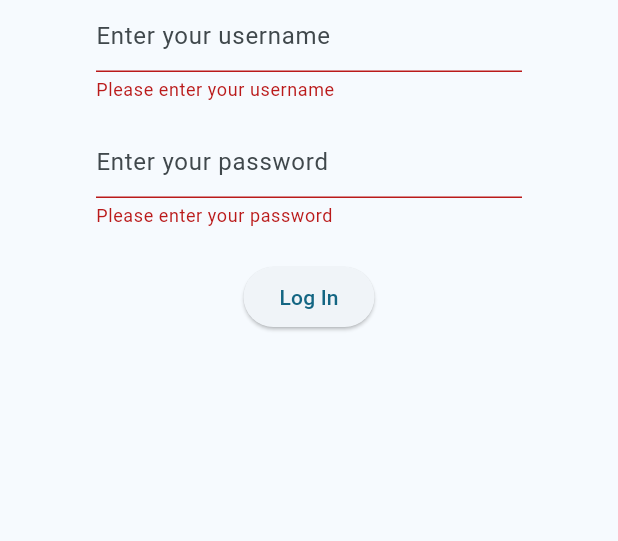
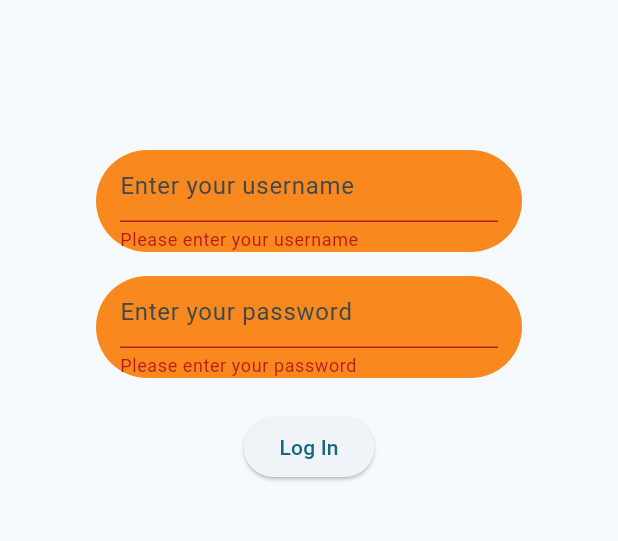
Before and after one commit to arguellesdev/buqui_burger, a Flutter app: the SignInForm screen opened by its route, after a tap on "Log In", on a phone screen of 412 x 824 dp, the part 84-625 px from its top. Run offline on Flutter 3.47's test engine with Material 3 defaults, Android fonts, the phone set to English and light mode, and no system bars; our stand-ins replace go_router; network calls fail.

Commit message:
changes in sign in screen, images are in trouble

```diff
--- /dev/null
+++ b/lib/src/assets/space_sized_box.dart
@@ -0,0 +1,63 @@
+import 'package:flutter/material.dart';
+
+class MyHorizontalSpaceBox extends StatelessWidget {
+  final double width;
+  final double height;
+  final Color color;
+
+  const MyHorizontalSpaceBox(
+      {super.key,
+      required this.height,
+      required this.width,
+      this.color = Colors.transparent});
+
+  @override
+  Widget build(BuildContext context) {
+    return Container(
+      width: width,
+      height: height,
+      color: Colors.transparent,
+    );
+  }
+}
+
+class MyVerticalSpaceBox extends StatelessWidget {
+  final double height;
+  final Color color;
+
+  const MyVerticalSpaceBox(
+      {super.key, required this.height, this.color = Colors.white});
+
+  @override
+  Widget build(BuildContext context) {
+    return Container(
+      height: height,
+      color: Colors.transparent,
+    );
+  }
+}
+
+class MyFillBox extends StatelessWidget {
+  const MyFillBox({super.key});
+
+  @override
+  Widget build(BuildContext context) {
+    return Container(
+      decoration: BoxDecoration(
+        borderRadius: const BorderRadius.all(Radius.circular(55.0)),
+        boxShadow: [
+          BoxShadow(
+            color: Colors.grey.withOpacity(0.8),
+            offset: const Offset(4.0, 4.0),
+            blurRadius: 12.0,
+            spreadRadius: -2.0,
+          ),
+        ],
+        border: Border.all(
+          color: Colors.grey,
+          width: 2.0,
+        ),
+      ),
+    );
+  }
+}
--- /dev/null
+++ b/lib/src/assets/text_forms_assets.dart
@@ -0,0 +1,90 @@
+import 'package:buqui_burgers/src/assets/space_sized_box.dart';
+import 'package:flutter/material.dart';
+
+class SignInFields extends StatefulWidget {
+  const SignInFields({super.key});
+
+  @override
+  State<SignInFields> createState() => _SignInFieldsState();
+}
+
+class _SignInFieldsState extends State<SignInFields> {
+  final _nameController = TextEditingController();
+
+  @override
+  void dispose() {
+    _nameController.dispose();
+    super.dispose();
+  }
+
+  @override
+  Widget build(BuildContext context) {
+    return Column(
+      children: [
+        Container(
+          decoration: const BoxDecoration(
+            color: Color(0xFFF9881F),
+            borderRadius: BorderRadius.all(Radius.circular(88.0)),
+          ),
+          padding: const EdgeInsets.symmetric(horizontal: 16),
+          child: TextFormField(
+            controller: _nameController,
+            decoration: const InputDecoration(
+              hintText: 'Enter your username',
+              enabledBorder: UnderlineInputBorder(
+                borderSide: BorderSide(color: Colors.transparent),
+              ),
+              focusedBorder: UnderlineInputBorder(
+                borderSide: BorderSide(color: Colors.transparent),
+              ),
+            ),
+            keyboardType: TextInputType.name,
+            validator: (value) {
+              if (value == null || value.isEmpty) {
+                return 'Please enter your username';
+              }
+              return null;
+            },
+          ),
+        ),
+        const MyVerticalSpaceBox(
+          height: 16,
+        ),
+        // Password input field
+        Container(
+          padding: const EdgeInsets.symmetric(horizontal: 16),
+          decoration: const BoxDecoration(
+            borderRadius: BorderRadius.all(Radius.circular(88.0)),
+            color: Color(0xFFF9881F),
+          ),
+          child: TextFormField(
+            decoration: const InputDecoration(
+              hintText: 'Enter your password',
+              enabledBorder: UnderlineInputBorder(
+                borderSide: BorderSide(color: Colors.transparent),
+              ),
+              focusedBorder: UnderlineInputBorder(
+                borderSide: BorderSide(color: Colors.transparent),
+              ),
+            ),
+            obscureText: false,
+            keyboardType: TextInputType.text,
+            validator: (value) {
+              if (value == null || value.isEmpty) {
+                return 'Please enter your password';
+              }
+              if (value.length < 8) {
+                return 'Password must be at least 8 characters long';
+              }
+              final hasUppercase = value.contains(RegExp(r'[A-Z]'));
+              if (!hasUppercase) {
+                return 'Password needs to contain at least one uppercase letter';
+              }
+              return null;
+            },
+          ),
+        ),
+      ],
+    );
+  }
+}
--- a/lib/src/features/sign_in/sign_in.dart
+++ b/lib/src/features/sign_in/sign_in.dart
@@ -1,5 +1,8 @@
+import 'package:buqui_burgers/src/assets/space_sized_box.dart';
 import 'package:buqui_burgers/src/features/home_page/my_app_bar.dart';
 import 'package:flutter/material.dart';
+
+import '../../assets/text_forms_assets.dart';
 
 class SignInForm extends StatefulWidget {
   const SignInForm({super.key});
@@ -30,42 +33,10 @@ class _SignInState extends State<SignInForm> {
               key: _formKey,
               child: Column(
                 children: [
-                  // Name input field
-                  TextFormField(
-                    controller: _nameController,
-                    decoration: const InputDecoration(
-                      hintText: 'Enter your username', // Placeholder text
-                    ),
-                    keyboardType: TextInputType.name,
-                    validator: (value) {
-                      if (value == null || value.isEmpty) {
-                        return 'Please enter your username';
-                      }
-                      return null; // No validation error
-                    },
+                  const MyVerticalSpaceBox(
+                    height: 100,
                   ),
-                  const SizedBox(height: 16.0), // Add spacing between fields
-                  // Password input field
-                  TextFormField(
-                    decoration: const InputDecoration(
-                      hintText: 'Enter your password', // Placeholder text
-                    ),
-                    obscureText: true,
-                    keyboardType: TextInputType.text,
-                    validator: (value) {
-                      if (value == null || value.isEmpty) {
-                        return 'Please enter your password';
-                      }
-                      if (value.length < 8) {
-                        return 'Password must be at least 8 characters long';
-                      }
-                      final hasUppercase = value.contains(RegExp(r'[A-Z]'));
-                      if (!hasUppercase) {
-                        return 'Password needs to contain at least one uppercase letter';
-                      }
-                      return null;
-                    },
-                  ),
+                  const SignInFields(),
                   Padding(
                     padding: const EdgeInsets.symmetric(vertical: 22.0),
                     child: ElevatedButton(
```
Also changed, not shown: lib/src/assets/constants.dart (deleted, +0 -19 lines), lib/src/common_widgets/my_launch_urls_method.dart (renamed from lib/src/common_widgets/launch_urls.dart, +1 -7 lines), lib/src/features/contact/contact_design.dart (+32 -15 lines), lib/src/features/contact/location_button.dart (added, +16 -0 lines), lib/src/assets/image.dart (deleted).
